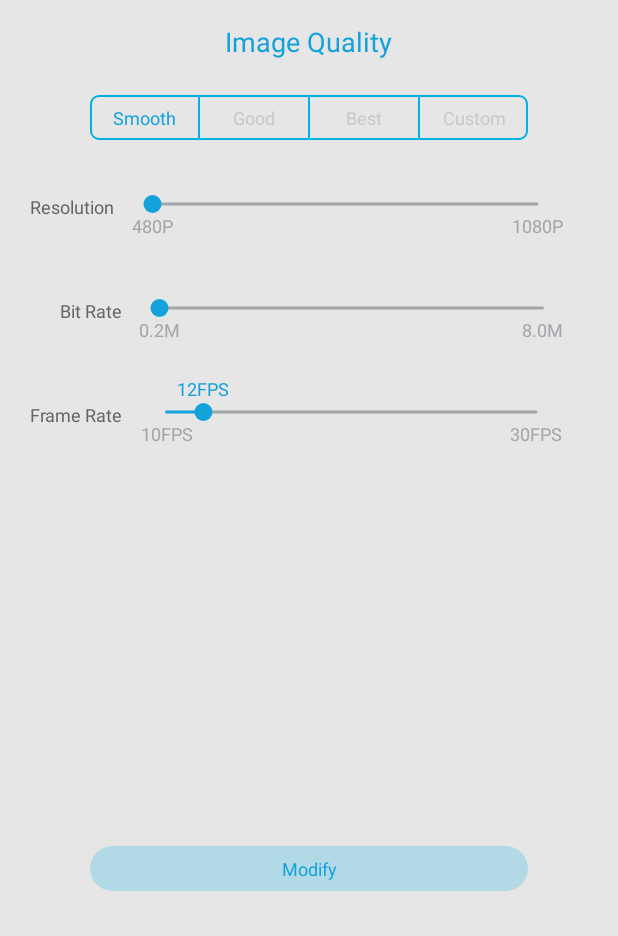
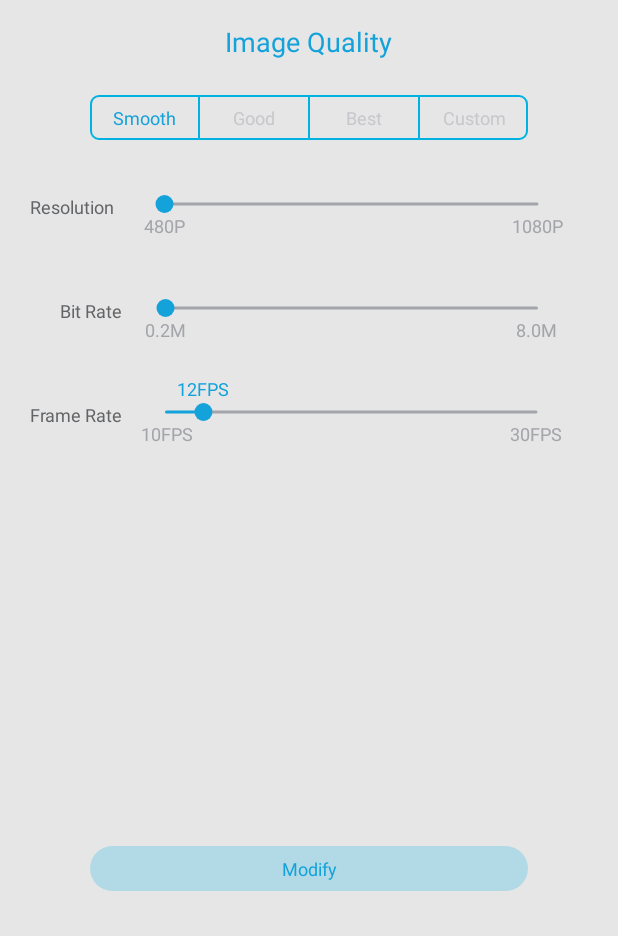
Before and after one commit to Magic4Cloud/FreecastAndroid, an Android app: the VideoSettingFragment screen opened directly, with no data from a screen before it, after a tap on "Smooth", on a phone screen of 412 x 824 dp, the part 300-1236 px from its top. Run offline under Robolectric (Android 15) with nearby library versions, the phone set to English and light mode, and no system bars; our stand-ins replace ButterKnife; libraries missing offline, so code that uses them is left out: com.demo.sdk; pictures from the network do not load; 3 statements that could not run were skipped.

Commit message:
1. fix bug

```diff
--- a/app/src/main/java/com/cloud4magic/freecast/ui/VersionActivity.java
+++ b/app/src/main/java/com/cloud4magic/freecast/ui/VersionActivity.java
@@ -144,6 +144,10 @@ public class VersionActivity extends AppCompatActivity {
                 finish();
                 break;
             case R.id.check_firmware:
+                if (getWifiConnectStatus()) {
+                    ToastUtil.show(MyApplication.INSTANCE, MyApplication.INSTANCE.getString(R.string.coming_soon));
+                    return;
+                }
                 new AlertDialog.Builder(this)
                         .setMessage(getResources().getText(R.string.switch_wifi))
                         .setPositiveButton("sure", new DialogInterface.OnClickListener() {
--- a/app/src/main/res/layout/fragment_video_setting_layout.xml
+++ b/app/src/main/res/layout/fragment_video_setting_layout.xml
@@ -99,6 +99,8 @@
             android:id="@+id/resolution_seekbar"
             android:layout_width="match_parent"
             android:layout_height="wrap_content"
+            android:paddingLeft="8dp"
+            android:paddingRight="0dp"
             app:bsb_thumb_text_size="12sp"
             app:bsb_section_text_size="12sp"
             app:bsb_bubble_color="@color/text_blue"
@@ -138,6 +140,8 @@
             android:id="@+id/bitrate_seekbar"
             android:layout_width="match_parent"
             android:layout_height="wrap_content"
+            android:paddingLeft="4dp"
+            android:paddingRight="4dp"
             app:bsb_bubble_color="@color/text_blue"
             app:bsb_bubble_text_color="@color/white"
             app:bsb_thumb_text_size="12sp"
--- a/app/src/main/res/values/strings.xml
+++ b/app/src/main/res/values/strings.xml
@@ -84,5 +84,6 @@
     <string name="youtube_client_id">166089579442-n8pf4i5k6pd58tp9hijbt57ce3v5hlpj.apps.googleusercontent.com</string>
 
     <string name="device_wifi">"\"FREECAST_2C29D4\""</string>
+    <string name="coming_soon">Coming soon</string>
 
 </resources>
```
Also changed, not shown: app/src/main/java/com/cloud4magic/freecast/ui/fragment/VideoSettingFragment.java (+11 -11 lines).
